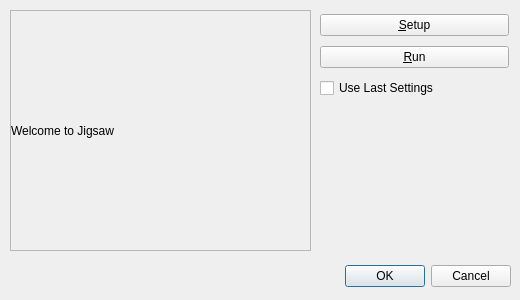
The window that isis/src/qisis/objs/JigsawDialog/JigsawDialog.ui (DOI-USGS/ISIS3) describes before a commit, drawn with Qt 5.
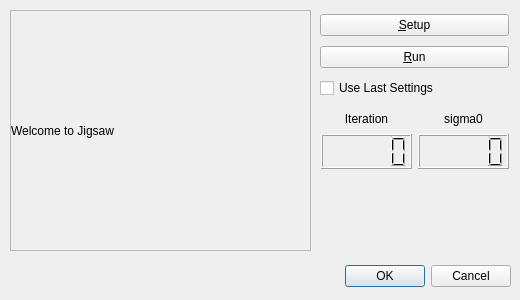
The same window after the commit. Icons and pictures are not drawn.

```diff
--- a/isis/src/qisis/objs/JigsawDialog/JigsawDialog.ui
+++ b/isis/src/qisis/objs/JigsawDialog/JigsawDialog.ui
@@ -104,6 +104,67 @@
     </item>
    </layout>
   </widget>
+  <widget class="QWidget" name="iterationLayoutWidget">
+   <property name="geometry">
+    <rect>
+     <x>321</x>
+     <y>110</y>
+     <width>188</width>
+     <height>59</height>
+    </rect>
+   </property>
+   <layout class="QGridLayout" name="iterationSigma0Layout">
+    <item row="0" column="0">
+     <widget class="QLabel" name="iterationLabel">
+      <property name="text">
+       <string>Iteration</string>
+      </property>
+      <property name="textFormat">
+       <enum>Qt::PlainText</enum>
+      </property>
+      <property name="alignment">
+       <set>Qt::AlignCenter</set>
+      </property>
+     </widget>
+    </item>
+    <item row="0" column="1">
+     <widget class="QLabel" name="sigma0Label">
+      <property name="text">
+       <string>sigma0</string>
+      </property>
+      <property name="alignment">
+       <set>Qt::AlignCenter</set>
+      </property>
+     </widget>
+    </item>
+    <item row="1" column="0">
+     <widget class="QLCDNumber" name="iterationLcdNumber">
+      <property name="minimumSize">
+       <size>
+        <width>90</width>
+        <height>35</height>
+       </size>
+      </property>
+      <property name="frameShadow">
+       <enum>QFrame::Raised</enum>
+      </property>
+     </widget>
+    </item>
+    <item row="1" column="1">
+     <widget class="QLCDNumber" name="sigma0LcdNumber">
+      <property name="minimumSize">
+       <size>
+        <width>90</width>
+        <height>35</height>
+       </size>
+      </property>
+      <property name="frameShadow">
+       <enum>QFrame::Raised</enum>
+      </property>
+     </widget>
+    </item>
+   </layout>
+  </widget>
  </widget>
  <resources/>
  <connections>
```
Left out of the diff: 6 changed lines with no effect on the pictures.
